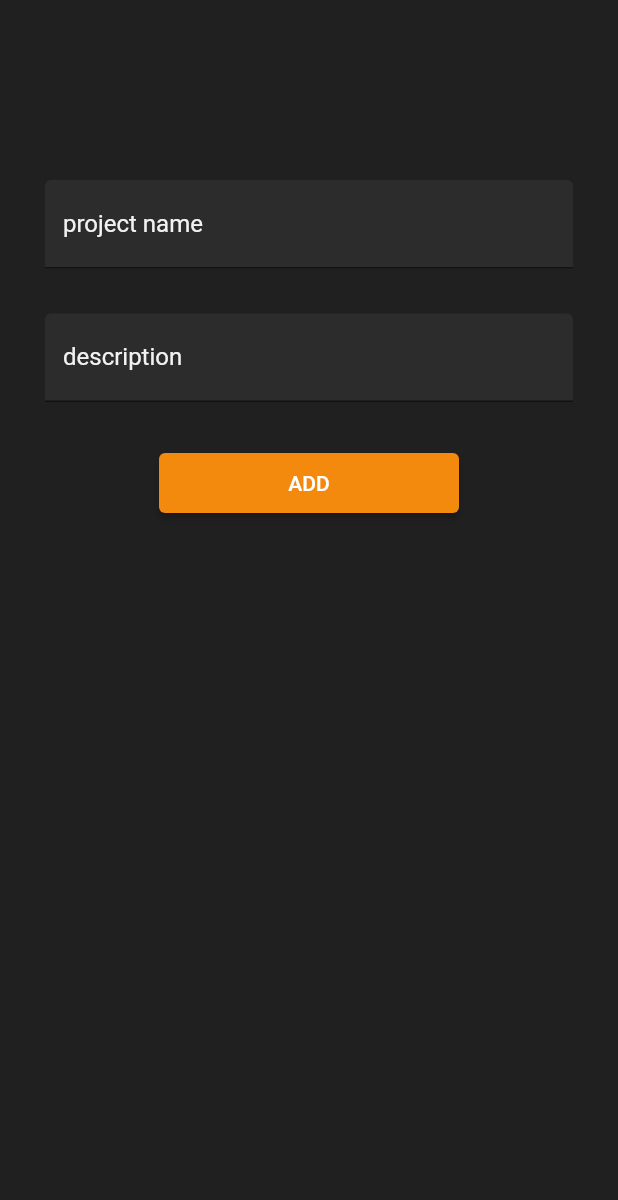
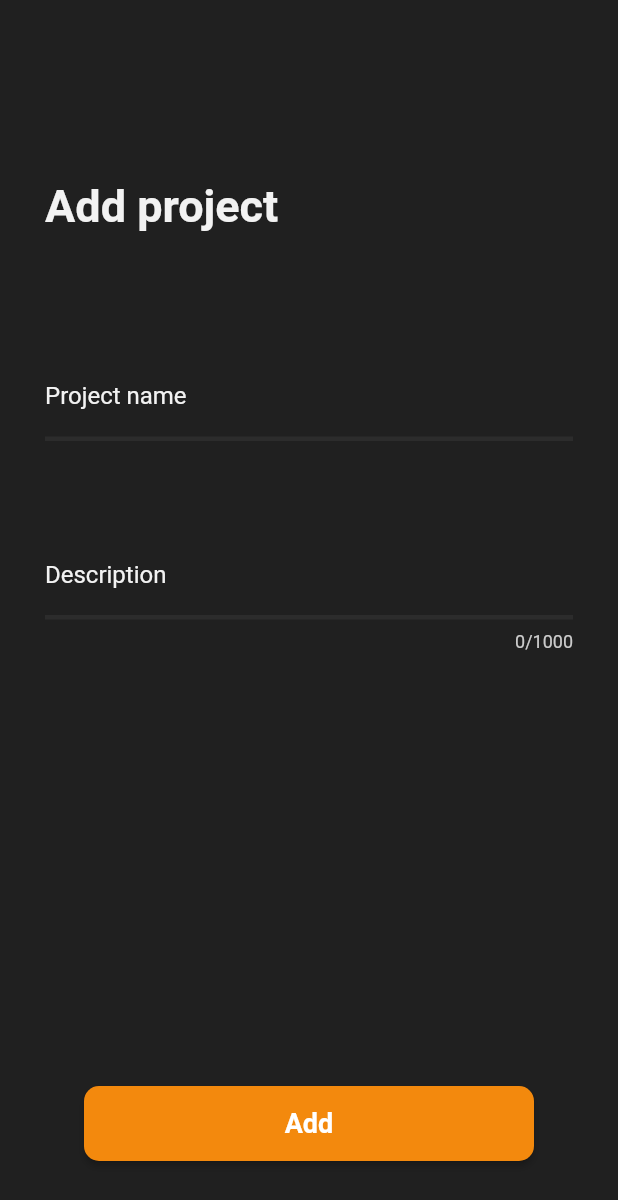
Before and after one commit to gal0wsky/Worktenser, a Flutter app: the AddProjectPage screen opened directly, on a phone screen of 412 x 824 dp. Shown: the top 1200 px of the screen. Run offline on Flutter 3.47's test engine with Material 2 defaults, Android fonts, the phone set to English and light mode, and no system bars; our stand-ins replace awesome_notifications, bloc, cloud_firestore, equatable, firebase_auth, firebase_core and 6 more; missing offline and left inert: flow_builder, flutter_background_service, flutter_background_service_android, flutter_background_service_ios; accounts and stored records are empty; statements that could not run were skipped.

Commit message:
Refactoring AddProjectPage & EditProjectPage UI, creating ProfilePage, updating project dependencies on iOS after Xcode update

```diff
--- a/lib/features/navbar/presentation/bloc/navbar/navbar_bloc.dart
+++ b/lib/features/navbar/presentation/bloc/navbar/navbar_bloc.dart
@@ -3,6 +3,7 @@ import 'package:equatable/equatable.dart';
 import 'package:flutter/material.dart';
 import 'package:worktenser/features/projects/presentation/pages/add_project_page.dart';
 import 'package:worktenser/features/projects/presentation/pages/home_page.dart';
+import 'package:worktenser/features/userProfile/presentation/pages/profile_page.dart';
 
 part 'navbar_event.dart';
 part 'navbar_state.dart';
--- a/lib/features/navbar/presentation/bloc/navbar/navbar_state.dart
+++ b/lib/features/navbar/presentation/bloc/navbar/navbar_state.dart
@@ -6,7 +6,7 @@ class NavbarState extends Equatable {
 
   const NavbarState(
       {this.pageIndex = 0,
-      this.pages = const [HomePage(), AddProjectPage(), HomePage()]});
+      this.pages = const [HomePage(), AddProjectPage(), ProfilePage()]});
 
   @override
   List<Object> get props => [pageIndex, pages];
--- a/lib/features/projects/presentation/pages/add_project_page.dart
+++ b/lib/features/projects/presentation/pages/add_project_page.dart
@@ -5,6 +5,8 @@ import 'package:worktenser/features/auth/presentation/bloc/auth/auth_bloc.dart';
 import 'package:worktenser/features/navbar/presentation/bloc/navbar/navbar_bloc.dart';
 import 'package:worktenser/features/projects/domain/entities/project.dart';
 import 'package:worktenser/features/projects/presentation/bloc/projects/projects_bloc.dart';
+import 'package:worktenser/features/projects/presentation/widgets/project_description_input.dart';
+import 'package:worktenser/features/projects/presentation/widgets/project_name_input.dart';
 
 class AddProjectPage extends StatelessWidget {
   const AddProjectPage({super.key});
@@ -22,6 +24,7 @@ class AddProjectPage extends StatelessWidget {
 
     return Scaffold(
       backgroundColor: AppColors.primary,
+      resizeToAvoidBottomInset: false,
       body: BlocBuilder<ProjectsBloc, ProjectsState>(
         builder: (context, state) {
           if (state is ProjectsLoading) {
@@ -35,61 +38,49 @@ class AddProjectPage extends StatelessWidget {
             ),
             child: Column(
               children: [
+                Expanded(
+                    child: Column(
+                  children: [
                     const SizedBox(
                       height: 120,
                     ),
-                TextField(
-                  controller: nameController,
-                  style: const TextStyle(
+                    const Row(
+                      crossAxisAlignment: CrossAxisAlignment.start,
+                      children: [
+                        Text(
+                          'Add project',
+                          style: TextStyle(
+                            fontWeight: FontWeight.bold,
+                            fontSize: 30,
                             color: AppColors.textPrimary,
                           ),
-                  decoration: const InputDecoration(
-                    labelText: 'project name',
-                    labelStyle: TextStyle(
-                      color: AppColors.textPrimary,
                         ),
-                    filled: true,
-                    fillColor: AppColors.secondary,
-                    focusedBorder: UnderlineInputBorder(
-                      borderSide: BorderSide(
-                        color: AppColors.callToAction,
-                        width: 2,
+                      ],
                     ),
+                    const SizedBox(
+                      height: 80,
                     ),
+                    ProjectNameInput(valueController: nameController),
+                    const SizedBox(
+                      height: 60,
                     ),
-                  cursorColor: AppColors.callToAction,
-                ),
+                    ProjectDescriptionInput(
+                        valueController: descriptionController),
                     const SizedBox(
                       height: 30,
                     ),
-                TextField(
-                  controller: descriptionController,
-                  style: const TextStyle(
-                    color: AppColors.textPrimary,
-                  ),
-                  decoration: const InputDecoration(
-                    labelText: 'description',
-                    labelStyle: TextStyle(
-                      color: AppColors.textPrimary,
-                    ),
-                    filled: true,
-                    fillColor: AppColors.secondary,
-                    focusedBorder: UnderlineInputBorder(
-                      borderSide: BorderSide(
-                        color: AppColors.callToAction,
-                        width: 2,
-                      ),
-                    ),
-                  ),
-                  cursorColor: AppColors.callToAction,
-                ),
-                const SizedBox(
-                  height: 30,
-                ),
-                ElevatedButton(
+                  ],
+                )),
+                Align(
+                  child: Padding(
+                    padding: const EdgeInsets.only(bottom: 50),
+                    child: ElevatedButton(
                       style: ElevatedButton.styleFrom(
-                      fixedSize: const Size(200, 40),
-                      backgroundColor: AppColors.callToAction),
+                          fixedSize: const Size(300, 50),
+                          backgroundColor: AppColors.callToAction,
+                          shape: RoundedRectangleBorder(
+                            borderRadius: BorderRadius.circular(10),
+                          )),
                       onPressed: () {
                         final project = ProjectEntity(
                           name: nameController.value.text,
@@ -105,7 +96,15 @@ class AddProjectPage extends StatelessWidget {
                             .read<NavbarBloc>()
                             .add(const UpdatePageIndex(pageIndex: 0));
                       },
-                  child: const Text('ADD'),
+                      child: const Text(
+                        'Add',
+                        style: TextStyle(
+                          fontWeight: FontWeight.bold,
+                          fontSize: 18,
+                        ),
+                      ),
+                    ),
+                  ),
                 )
               ],
             ),
--- a/lib/features/projects/presentation/pages/project_details_page.dart
+++ b/lib/features/projects/presentation/pages/project_details_page.dart
@@ -64,20 +64,18 @@ class DetailsPage extends StatelessWidget {
                               surfaceTintColor: AppColors.primary,
                               itemBuilder: (BuildContext context) => [
                                 PopupMenuItem(
-                                  child: GestureDetector(
                                   child: const Text(
                                     'Edit',
                                     style: TextStyle(
-                                        color: AppColors.textPrimary,
                                       fontWeight: FontWeight.bold,
                                       fontSize: 18,
+                                      color: AppColors.textPrimary,
                                     ),
                                   ),
                                   onTap: () => Navigator.of(context).push(
                                     MaterialPageRoute(
                                       builder: (_) => EditProjectPage(
                                           project: detailsState.project),
-                                      ),
                                     ),
                                   ),
                                 ),
--- /dev/null
+++ b/lib/features/projects/presentation/widgets/project_description_input.dart
@@ -0,0 +1,47 @@
+import 'package:flutter/material.dart';
+import 'package:worktenser/config/colors.dart';
+
+class ProjectDescriptionInput extends StatelessWidget {
+  final TextEditingController valueController;
+
+  const ProjectDescriptionInput({super.key, required this.valueController});
+
+  @override
+  Widget build(BuildContext context) {
+    return ConstrainedBox(
+      constraints: BoxConstraints(maxHeight: 300),
+      child: TextField(
+        controller: valueController,
+        maxLength: 1000,
+        maxLines: 10,
+        minLines: 1,
+        style: const TextStyle(
+          color: AppColors.textPrimary,
+        ),
+        decoration: const InputDecoration(
+          labelText: 'Description',
+          labelStyle: TextStyle(
+            color: AppColors.textPrimary,
+          ),
+          helperStyle: TextStyle(
+            color: AppColors.textSecondary,
+          ),
+          filled: false,
+          enabledBorder: UnderlineInputBorder(
+            borderSide: BorderSide(
+              color: AppColors.secondary,
+              width: 3,
+            ),
+          ),
+          focusedBorder: UnderlineInputBorder(
+            borderSide: BorderSide(
+              color: AppColors.callToAction,
+              width: 2,
+            ),
+          ),
+        ),
+        cursorColor: AppColors.callToAction,
+      ),
+    );
+  }
+}
--- /dev/null
+++ b/lib/features/projects/presentation/widgets/project_name_input.dart
@@ -0,0 +1,38 @@
+import 'package:flutter/material.dart';
+import 'package:worktenser/config/colors.dart';
+
+class ProjectNameInput extends StatelessWidget {
+  final TextEditingController valueController;
+
+  const ProjectNameInput({super.key, required this.valueController});
+
+  @override
+  Widget build(BuildContext context) {
+    return TextField(
+      controller: valueController,
+      style: const TextStyle(
+        color: AppColors.textPrimary,
+      ),
+      decoration: const InputDecoration(
+        labelText: 'Project name',
+        labelStyle: TextStyle(
+          color: AppColors.textPrimary,
+        ),
+        filled: false,
+        enabledBorder: UnderlineInputBorder(
+          borderSide: BorderSide(
+            color: AppColors.secondary,
+            width: 3,
+          ),
+        ),
+        focusedBorder: UnderlineInputBorder(
+          borderSide: BorderSide(
+            color: AppColors.callToAction,
+            width: 2,
+          ),
+        ),
+      ),
+      cursorColor: AppColors.callToAction,
+    );
+  }
+}
```
Also changed, not shown: lib/core/util/project_time_formatter.dart (+12 -0 lines), lib/features/projects/presentation/pages/edit_project_page.dart (+50 -47 lines), lib/features/projects/presentation/pages/home_page.dart (+0 -18 lines), lib/features/timeCounter/data/data_sources/counter_service_provider.dart (+7 -7 lines), lib/features/userProfile/presentation/pages/profile_page.dart (added, +160 -0 lines). Lines whose indentation alone changed are shown as unchanged.
